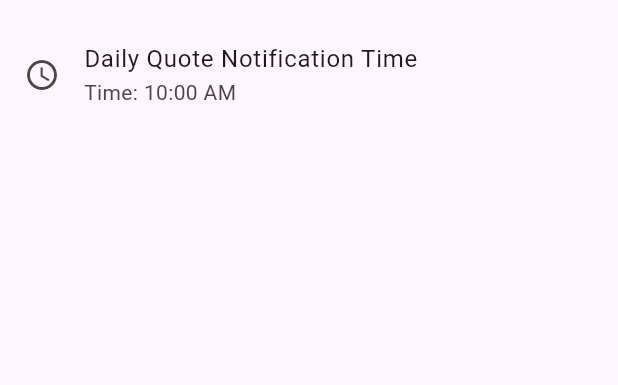
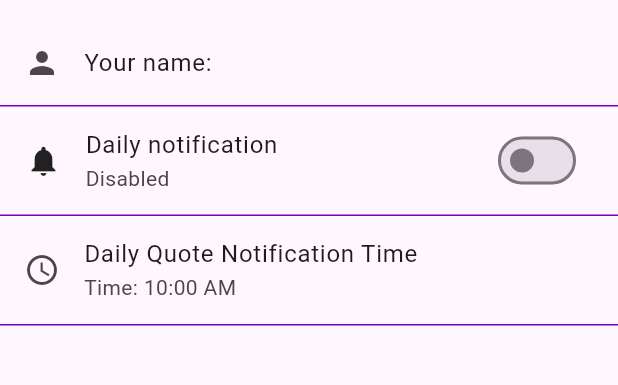
Before and after one commit to muhanadsoffo/SparkFlow-app, a Flutter app: the SettingsPage screen opened directly, on a phone screen of 412 x 824 dp, the part 63-448 px from its top. Run offline on Flutter 3.47's test engine with Material 3 defaults, Android fonts, the phone set to English and light mode, and no system bars; our stand-ins replace convex_bottom_bar, date_format, flutter_local_notifications, hive, hive_flutter, image_picker and 3 more; missing offline and left inert: workmanager; accounts and stored records are empty; generated files the repository leaves out were written again.

Commit message:
Adding user name feature and project image editing/deleting, alongside with general fixes in the design and also trying to fix the notification system

```diff
--- a/lib/core/constants.dart
+++ b/lib/core/constants.dart
@@ -3,7 +3,8 @@ import 'package:flutter/material.dart';
 class KConstants {
   static const themeModeKey = "themeModeKey";
   static const quoteNotificationKey = "quoteNotificationKey";
-  static const quoteIndexKey= "quoteIndexKey";
-  static const notificationHoursKey ="notificationHoursKey";
-  static const notificationMinsKey ="notificationMinsKey";
+  static const quoteIndexKey = "quoteIndexKey";
+  static const notificationHoursKey = "notificationHoursKey";
+  static const notificationMinsKey = "notificationMinsKey";
+  static const userNameKey = "userNameKey";
 }
--- a/lib/views/pages/Projects/add_project_page.dart
+++ b/lib/views/pages/Projects/add_project_page.dart
@@ -106,6 +106,7 @@ class _AddProjectPageState extends State<AddProjectPage> {
                               alignment: Alignment.bottomLeft,
                               child: TextFormField(
                                 controller: titleController,
+                                maxLength: 20,
                                 style: TextStyle(
                                   color: Colors.white,
                                   fontSize: 20,
--- a/lib/views/pages/Quotes/quotes_page.dart
+++ b/lib/views/pages/Quotes/quotes_page.dart
@@ -24,7 +24,6 @@ class _QuotesPageState extends State<QuotesPage> {
         padding: const EdgeInsets.all(8.0),
         child: Column(
           children: [
-            NotificationSwitchWidget(),
             Expanded(
               child: ValueListenableBuilder(
                 valueListenable: Boxes.quotesBox.listenable(),
--- a/lib/views/pages/settings_page.dart
+++ b/lib/views/pages/settings_page.dart
@@ -1,6 +1,8 @@
 import 'package:flutter/material.dart';
 import 'package:shared_preferences/shared_preferences.dart';
 import 'package:spark_flow/core/constants.dart';
+import 'package:spark_flow/views/Widgets/edit_item_widget.dart';
+import 'package:spark_flow/views/widgets/notification_switch_widget.dart';
 
 import '../../core/services/daily_quote_service.dart';
 import '../../core/services/notification_service.dart';
@@ -14,11 +16,21 @@ class SettingsPage extends StatefulWidget {
 
 class _SettingsPageState extends State<SettingsPage> {
   TimeOfDay? _selectedTime;
+  String _name = '';
 
   @override
   void initState() {
     loadSavedTime();
+    loadUserName();
     super.initState();
+  }
+
+  void loadUserName() async {
+    final prefs = await SharedPreferences.getInstance();
+    String name = prefs.getString(KConstants.userNameKey) ?? " ";
+    setState(() {
+      _name = name;
+    });
   }
 
   void loadSavedTime() async {
@@ -34,7 +46,43 @@ class _SettingsPageState extends State<SettingsPage> {
   Widget build(BuildContext context) {
     return Scaffold(
       appBar: AppBar(title: Text("Settings")),
-      body: ListTile(
+      body: Column(
+        children: [
+          ListTile(
+            leading: Icon(Icons.person),
+            title: Text("Your name: $_name"),
+            onTap: ()  {
+
+              showDialog(
+                context: context,
+                builder: (context) {
+                  return EditItemWidget(
+                    title: "Edit your name!",
+                    initialValue: _name,
+                    onSave: (newValue) async{
+                      final prefs = await SharedPreferences.getInstance();
+                      _name = newValue;
+                      prefs.setString(KConstants.userNameKey, newValue);
+                      setState(() {});
+                    },
+                  );
+                },
+              );
+            },
+          ),
+          Divider(color: Color(0xff7400B8), height: 1, thickness: 1),
+          Row(
+            mainAxisAlignment: MainAxisAlignment.spaceEvenly,
+            children: [
+              SizedBox(width: 17),
+              Icon(Icons.notifications),
+
+              Expanded(child: NotificationSwitchWidget()),
+            ],
+          ),
+
+          Divider(color: Color(0xff7400B8), height: 1, thickness: 1),
+          ListTile(
             leading: Icon(Icons.access_time),
             title: Text("Daily Quote Notification Time"),
             subtitle: Text(
@@ -53,8 +101,14 @@ class _SettingsPageState extends State<SettingsPage> {
                 setState(() {
                   _selectedTime = picked;
                 });
-            await prefs.setInt(KConstants.notificationHoursKey, picked.hour);
-            await prefs.setInt(KConstants.notificationMinsKey, picked.minute);
+                await prefs.setInt(
+                  KConstants.notificationHoursKey,
+                  picked.hour,
+                );
+                await prefs.setInt(
+                  KConstants.notificationMinsKey,
+                  picked.minute,
+                );
                 await NotificationService.cancelNotification(3);
 
                 // Schedule again with new time
@@ -62,6 +116,9 @@ class _SettingsPageState extends State<SettingsPage> {
               }
             },
           ),
+          Divider(color: Color(0xff7400B8), height: 1, thickness: 1),
+        ],
+      ),
     );
   }
 }
--- a/lib/views/widgets/notification_switch_widget.dart
+++ b/lib/views/widgets/notification_switch_widget.dart
@@ -23,9 +23,11 @@ class _NotificationSwitchWidgetState extends State<NotificationSwitchWidget> {
       valueListenable: isDailyQuoteEnabled,
       builder: (context, value, child) {
         return SwitchListTile(
+
           title: const Text("Daily notification"),
           subtitle: Text(value ? "Enabled" : "Disabled"),
           value: value,
+
 
           onChanged: (value) async {
             isDailyQuoteEnabled.value = value;
--- a/lib/views/widgets/project_widgets/todo_list_widget.dart
+++ b/lib/views/widgets/project_widgets/todo_list_widget.dart
@@ -20,7 +20,7 @@ class TodoListWidget extends StatelessWidget {
   Color _getStatusColor(TaskStatus status) {
     switch (status) {
       case TaskStatus.notStarted:
-        return Colors.grey;
+        return Colors.blueGrey;
       case TaskStatus.inProgress:
         return Colors.orange;
       case TaskStatus.finished:
```
Also changed, not shown: lib/core/services/daily_quote_service.dart (+6 -1 lines), lib/main.dart (+21 -17 lines), lib/views/pages/Projects/project_details.dart (+31 -1 lines), lib/views/widgets/project_widgets/bottom_card_widget.dart (+16 -3 lines), lib/views/widgets/project_widgets/upper_card_widget.dart (+61 -3 lines), lib/views/widgets/user_name_widget.dart (added, +61 -0 lines). Lines whose indentation alone changed are shown as unchanged.
